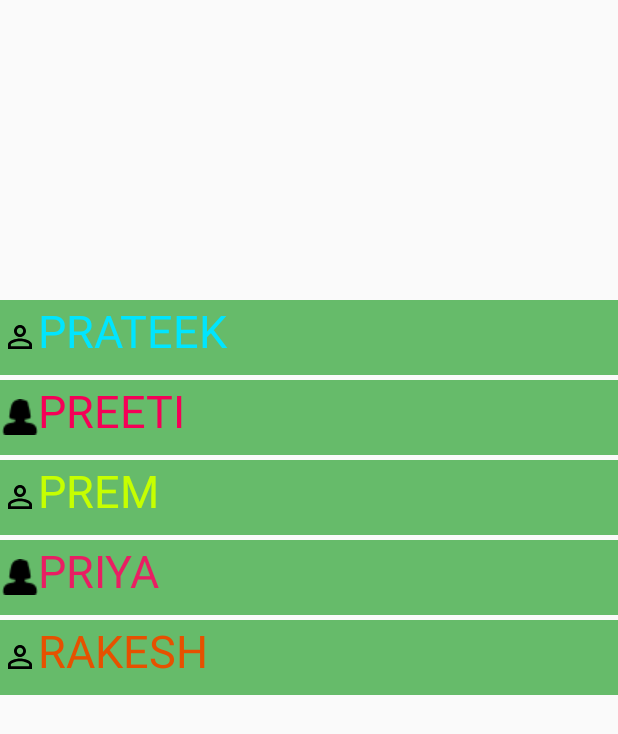
After one commit to prateek9584/Mini-Project-App, an Android app: the OwnerHome screen opened directly, with no data from a screen before it, on a phone screen of 412 x 824 dp. The commit adds this screen. Shown: the top 734 px of the screen. Run offline under Robolectric (Android 15) with nearby library versions, the phone set to English and light mode, and no system bars.

Commit message:
Fragment changed to activity

```diff
--- /dev/null
+++ b/app/src/main/java/com/example/prateek/Miniproject/OwnerHome.java
@@ -0,0 +1,13 @@
+package com.example.prateek.Miniproject;
+
+import android.support.v7.app.AppCompatActivity;
+import android.os.Bundle;
+
+public class OwnerHome extends AppCompatActivity {
+
+    @Override
+    protected void onCreate(Bundle savedInstanceState) {
+        super.onCreate(savedInstanceState);
+        setContentView(R.layout.activity_owner_home);
+    }
+}
--- /dev/null
+++ b/app/src/main/res/layout/activity_owner_home.xml
@@ -0,0 +1,70 @@
+<LinearLayout xmlns:android="http://schemas.android.com/apk/res/android"
+    xmlns:app="http://schemas.android.com/apk/res-auto"
+    xmlns:tools="http://schemas.android.com/tools"
+    android:layout_width="match_parent"
+    android:layout_height="match_parent"
+    android:orientation="vertical"
+    tools:context="com.example.prateek.MainFragment">
+
+
+    <TextView
+        android:id="@+id/textView"
+        android:layout_marginTop="200dp"
+        android:textColor="#00E5FF"
+        android:drawableLeft="@drawable/user_ic"
+        android:textSize="30dp"
+        android:paddingLeft="1dp"
+        android:layout_width="match_parent"
+        android:background="#66BB6A"
+        android:layout_height="50dp"
+        android:text="PRATEEK" />
+
+    <TextView
+        android:id="@+id/textView2"
+        android:layout_width="match_parent"
+        android:background="#66BB6A"
+        android:layout_marginTop="3dp"
+        android:textSize="30dp"
+        android:paddingLeft="1dp"
+        android:drawableLeft="@drawable/girluser"
+        android:textColor="#F50057"
+        android:layout_height="50dp"
+        android:text="PREETI" />
+
+    <TextView
+        android:id="@+id/textView3"
+        android:background="#66BB6A"
+        android:drawableLeft="@drawable/user_ic"
+        android:textSize="30dp"
+        android:layout_marginTop="3dp"
+        android:layout_width="match_parent"
+        android:textColor="#C6FF00"
+        android:layout_height="50dp"
+        android:paddingLeft="1dp"
+        android:text="PREM" />
+
+    <TextView
+        android:layout_marginTop="3dp"
+        android:id="@+id/textView4"
+        android:textSize="30dp"
+        android:layout_width="match_parent"
+        android:textColor="#E91E63"
+        android:paddingLeft="1dp"
+        android:drawableLeft="@drawable/girluser"
+        android:background="#66BB6A"
+        android:layout_height="50dp"
+        android:text="PRIYA" />
+
+    <TextView
+        android:layout_marginTop="3dp"
+        android:id="@+id/textView5"
+        android:textSize="30dp"
+        android:background="#66BB6A"
+        android:paddingLeft="1dp"
+        android:drawableLeft="@drawable/user_ic"
+        android:layout_width="match_parent"
+        android:textColor="#E65100"
+        android:layout_height="50dp"
+        android:text="RAKESH" />
+
+</LinearLayout>
```
Also changed, not shown: app/build.gradle (+12 -0 lines), app/src/main/AndroidManifest.xml (+4 -4 lines), app/src/main/java/com/example/prateek/Miniproject/EditProfile.java (added, +15 -0 lines), app/src/main/java/com/example/prateek/Miniproject/ModifyAd.java (added, +13 -0 lines), app/src/main/java/com/example/prateek/Miniproject/ownerActivity.java (+16 -13 lines), app/src/main/res/layout/activity_edit_profile.xml (added, +68 -0 lines), app/src/main/res/layout/activity_modify_ad.xml (added, +9 -0 lines).
